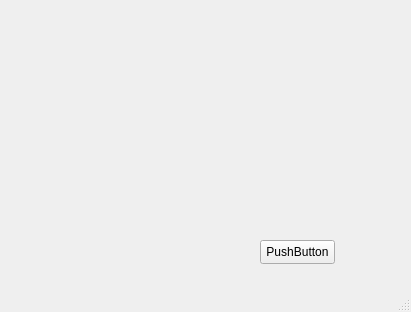
Tetra93/pythonProject, file mainWindow.ui: the form before one commit.
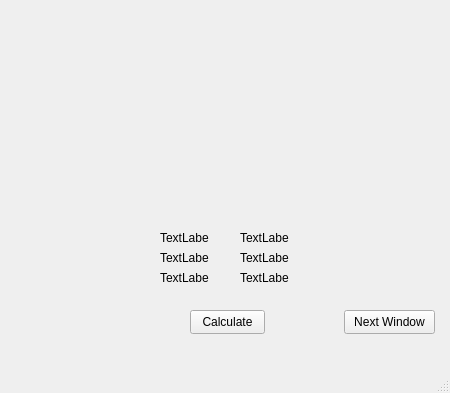
The form after the commit.

Commit message: added some labels along with test checkboxes

The edit to the form file:
```diff
--- a/mainWindow.ui
+++ b/mainWindow.ui
@@ -6,8 +6,8 @@
    <rect>
     <x>0</x>
     <y>0</y>
-    <width>411</width>
-    <height>312</height>
+    <width>450</width>
+    <height>393</height>
    </rect>
   </property>
   <property name="windowTitle">
@@ -17,26 +17,107 @@
    <widget class="QPushButton" name="pushButton">
     <property name="geometry">
      <rect>
-      <x>260</x>
-      <y>240</y>
+      <x>344</x>
+      <y>310</y>
+      <width>91</width>
+      <height>24</height>
+     </rect>
+    </property>
+    <property name="text">
+     <string>Next Window</string>
+    </property>
+   </widget>
+   <widget class="QPushButton" name="calculate_button">
+    <property name="geometry">
+     <rect>
+      <x>190</x>
+      <y>310</y>
       <width>75</width>
       <height>24</height>
      </rect>
     </property>
     <property name="text">
-     <string>PushButton</string>
+     <string>Calculate</string>
     </property>
    </widget>
-  </widget>
-  <widget class="QMenuBar" name="menubar">
-   <property name="geometry">
-    <rect>
-     <x>0</x>
-     <y>0</y>
-     <width>411</width>
-     <height>22</height>
-    </rect>
-   </property>
+   <widget class="QLabel" name="label1">
+    <property name="geometry">
+     <rect>
+      <x>160</x>
+      <y>230</y>
+      <width>49</width>
+      <height>16</height>
+     </rect>
+    </property>
+    <property name="text">
+     <string>TextLabel</string>
+    </property>
+   </widget>
+   <widget class="QLabel" name="label2">
+    <property name="geometry">
+     <rect>
+      <x>160</x>
+      <y>250</y>
+      <width>49</width>
+      <height>16</height>
+     </rect>
+    </property>
+    <property name="text">
+     <string>TextLabel</string>
+    </property>
+   </widget>
+   <widget class="QLabel" name="label3">
+    <property name="geometry">
+     <rect>
+      <x>160</x>
+      <y>270</y>
+      <width>49</width>
+      <height>16</height>
+     </rect>
+    </property>
+    <property name="text">
+     <string>TextLabel</string>
+    </property>
+   </widget>
+   <widget class="QLabel" name="label3_2">
+    <property name="geometry">
+     <rect>
+      <x>240</x>
+      <y>270</y>
+      <width>49</width>
+      <height>16</height>
+     </rect>
+    </property>
+    <property name="text">
+     <string>TextLabel</string>
+    </property>
+   </widget>
+   <widget class="QLabel" name="label2_2">
+    <property name="geometry">
+     <rect>
+      <x>240</x>
+      <y>250</y>
+      <width>49</width>
+      <height>16</height>
+     </rect>
+    </property>
+    <property name="text">
+     <string>TextLabel</string>
+    </property>
+   </widget>
+   <widget class="QLabel" name="label1_2">
+    <property name="geometry">
+     <rect>
+      <x>240</x>
+      <y>230</y>
+      <width>49</width>
+      <height>16</height>
+     </rect>
+    </property>
+    <property name="text">
+     <string>TextLabel</string>
+    </property>
+   </widget>
   </widget>
   <widget class="QStatusBar" name="statusbar"/>
  </widget>
```
Left out of the diff: 2 changed lines with no effect on the pictures. The commit also changes 2 other files.
